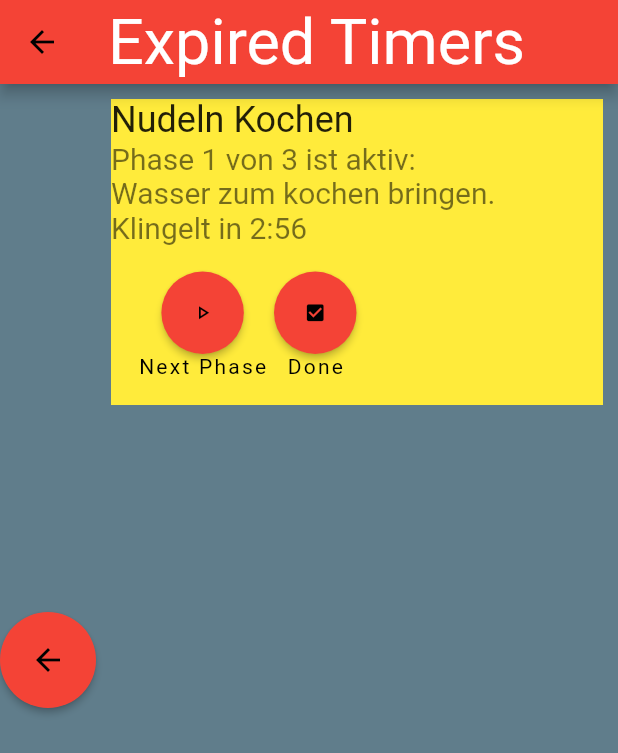
After one commit to BogyMitutoyoCTL/BOGY-App-2023-04, a Flutter app: the ExpiredTimers screen opened directly, on a phone screen of 412 x 824 dp. The commit adds this screen. Shown: the top 753 px of the screen. Run offline on Flutter 3.47's test engine with Material 2 defaults, Android fonts, the phone set to English and light mode, and no system bars; our stand-ins replace shared_preferences; accounts and stored records are empty; generated files the repository leaves out were written again.

Commit message:
expiredTimer subwidget

```diff
--- a/multitimer/lib/SubWidgets/ActiveTimer.dart
+++ b/multitimer/lib/SubWidgets/ActiveTimer.dart
@@ -9,7 +9,7 @@ class ActiveTimer extends StatelessWidget {
     return new Column(
       children: [
         Padding(
-          padding: const EdgeInsets.all(10.0),
+          padding: const EdgeInsets.fromLTRB(20, 20, 20, 0),
           child: new Container(
             color: Colors.yellow,
             child: Padding(
--- /dev/null
+++ b/multitimer/lib/SubWidgets/ExpiredTimer.dart
@@ -0,0 +1,93 @@
+import 'package:flutter/material.dart';
+import 'package:flutter_gen/gen_l10n/app_localizations.dart';
+
+class ExpiredTimer extends StatefulWidget {
+  const ExpiredTimer({Key? key}) : super(key: key);
+
+  @override
+  State<ExpiredTimer> createState() => _ExpiredTimerState();
+}
+
+class _ExpiredTimerState extends State<ExpiredTimer> {
+  @override
+  Widget build(BuildContext context) {
+    return Expanded(
+      child: new Column(
+        crossAxisAlignment: CrossAxisAlignment.center,
+        children: [
+          Padding(
+            padding: const EdgeInsets.all(10.0),
+            child: new Container(
+              color: Colors.yellow,
+              child: Column(
+                crossAxisAlignment: CrossAxisAlignment.start,
+                children: [
+                  new Text(
+                    "Nudeln Kochen",
+                    style: Theme.of(context).textTheme.bodyMedium,
+                  ),
+                  new Text(
+                    "Phase 1 von 3 ist aktiv:",
+                    style: Theme.of(context).textTheme.bodySmall,
+                  ),
+                  new Text("Wasser zum kochen bringen.",
+                      style: Theme.of(context).textTheme.bodySmall),
+                  new Text("Klingelt in 2:56",
+                      style: Theme.of(context).textTheme.bodySmall),
+                  Padding(
+                    padding: const EdgeInsets.all(18.0),
+                    child: Row(
+                      children: [
+                        Column(
+                          children: [
+                            new ElevatedButton(
+                              onPressed: onNext,
+                              child: Icon(
+                                Icons.play_arrow_outlined,
+                                size: 15,
+                              ),
+                              style: ElevatedButton.styleFrom(
+                                shape: CircleBorder(),
+                                padding: EdgeInsets.all(20),
+                              ),
+                            ),
+                            new Text(AppLocalizations.of(context)!.next,
+                                style: Theme.of(context).textTheme.labelSmall)
+                          ],
+                        ),
+                        Column(
+                          children: [
+                            new ElevatedButton(
+                                onPressed: onDone,
+                                child: Icon(
+                                  Icons.check_box,
+                                  size: 15,
+                                ),
+                                style: ElevatedButton.styleFrom(
+                                  shape: CircleBorder(),
+                                  padding: EdgeInsets.all(20),
+                                )),
+                            new Text(AppLocalizations.of(context)!.finish,
+                                style: Theme.of(context).textTheme.labelSmall)
+                          ],
+                        )
+                      ],
+                    ),
+                  )
+                ],
+              ),
+            ),
+          ),
+        ],
+      ),
+    );
+  }
+
+  void onNext() {}
+
+  void onDone() {}
+
+  void onTouched() {
+    Navigator.of(context).pop();
+  }
+}
```
Also changed, not shown: multitimer/lib/ExpiredTimers.dart (+7 -82 lines).
